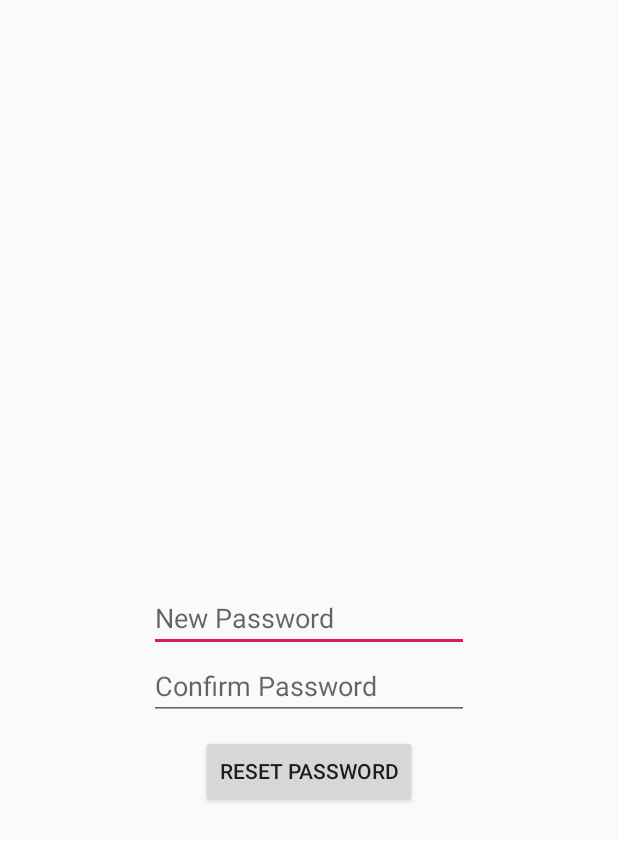
After one commit to syybly/twig, an Android app: the layout resetpassword.xml on its own in the app's theme, with its tools: preview values and no code run, on a phone screen of 412 x 824 dp. The commit adds this screen. Shown: the top 841 px of the screen. Run offline under Robolectric (Android 15) with nearby library versions, the phone set to English and light mode, and no system bars.

Commit message:
forget password function

```diff
--- /dev/null
+++ b/app/src/main/res/layout/resetpassword.xml
@@ -0,0 +1,35 @@
+<?xml version="1.0" encoding="utf-8"?>
+<RelativeLayout xmlns:android="http://schemas.android.com/apk/res/android"
+    android:layout_width="match_parent" android:layout_height="match_parent">
+
+    <EditText
+        android:id="@+id/Password"
+        android:layout_width="wrap_content"
+        android:layout_height="wrap_content"
+        android:layout_centerInParent="true"
+        android:layout_centerHorizontal="true"
+        android:hint="@string/NewPassword"
+        android:ems="10"
+        android:inputType="textPassword" />
+
+    <EditText
+        android:id="@+id/ConfirmPassword"
+        android:layout_width="wrap_content"
+        android:layout_height="wrap_content"
+        android:layout_below="@id/Password"
+        android:layout_alignEnd="@+id/Password"
+        android:hint="@string/ConfirmPassword"
+        android:ems="10"
+        android:inputType="textPassword" />
+
+    <Button
+        android:id="@+id/ResetPassword"
+        android:layout_width="wrap_content"
+        android:layout_height="wrap_content"
+        android:layout_below="@id/ConfirmPassword"
+        android:layout_centerHorizontal="true"
+        android:layout_marginTop="10dp"
+        android:text="@string/ResetPassword" />
+
+
+</RelativeLayout>
--- a/app/src/main/res/values/strings.xml
+++ b/app/src/main/res/values/strings.xml
@@ -2,9 +2,11 @@
     <string name="app_name">TWIG</string>
     <string name="EmailAdd">Email Address</string>
     <string name="Password">Password</string>
+    <string name="NewPassword">New Password</string>
     <string name="ConfirmPassword">Confirm Password</string>
     <string name="FullName">FullName</string>
     <string name="Spinner">Select your account roll?</string>
+    <string name="SentEmailConfirmation">A code already sent to your Emailbox</string>
 
     <string-array name="spinnerItems">
         <item>Student</item>
@@ -15,6 +17,7 @@
     <string name="SignUp">Sign Up</string>
     <string name="Fgtpswd">Forget Password</string>
     <string name="Login">Login</string>
+    <string name="ResetPassword">Reset Password</string>
 
     <string name="Submit">Submit</string>
 </resources>
```
Also changed, not shown: app/src/main/java/com/rmit/twig/Controller/ResetPasswordController.java (added, +26 -0 lines), app/src/main/java/com/rmit/twig/Controller/SendToEmailController.java (added, +29 -0 lines), app/src/main/java/com/rmit/twig/View/ForgetPasswordActivity.java (added, +32 -0 lines), app/src/main/java/com/rmit/twig/View/LoginActivity.java (+11 -0 lines), app/src/main/java/com/rmit/twig/View/ResetPasswordActivity.java (added, +32 -0 lines), app/src/main/java/com/rmit/twig/View/SentEmailActivity.java (added, +31 -0 lines), app/src/main/res/layout/sentemail.xml (added, +19 -0 lines).
